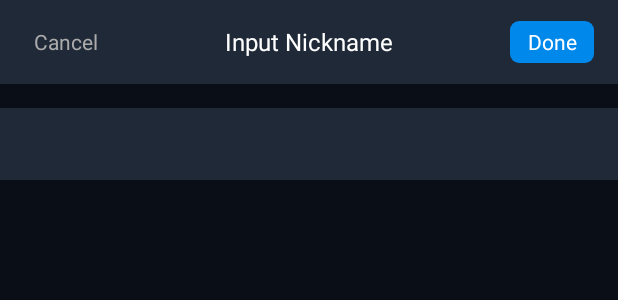
After one commit to AgoraIO-Usecase/AgoraVoice, an Android app: the layout activity_edit_nickname.xml on its own in the app's theme, with its tools: preview values and no code run, on a phone screen of 412 x 824 dp. The commit adds this screen. Shown: the top 300 px of the screen. Run offline under Robolectric (Android 15) with nearby library versions, the phone set to English and light mode, and no system bars.

Commit message:
nickname edit UI

```diff
--- a/AgoraVoice_Android/app/src/main/java/io/agora/agoravoice/ui/activities/NicknameEditActivity.java
+++ b/AgoraVoice_Android/app/src/main/java/io/agora/agoravoice/ui/activities/NicknameEditActivity.java
@@ -1,4 +1,44 @@
 package io.agora.agoravoice.ui.activities;
 
-public class NicknameEditActivity extends BaseActivity {
+import android.os.Bundle;
+import android.view.View;
+import android.widget.RelativeLayout;
+
+import io.agora.agoravoice.R;
+import io.agora.agoravoice.utils.WindowUtil;
+
+public class NicknameEditActivity extends BaseActivity implements View.OnClickListener {
+
+    @Override
+    public void onCreate(Bundle savedInstanceState) {
+        super.onCreate(savedInstanceState);
+        WindowUtil.hideStatusBar(getWindow(), false);
+        setContentView(R.layout.activity_edit_nickname);
+        initView();
+    }
+
+    private void initView() {
+        findViewById(R.id.main_profile_edit_confirm).setOnClickListener(this);
+        findViewById(R.id.main_profile_edit_cancel).setOnClickListener(this);
+    }
+
+    @Override
+    protected void onGlobalLayoutCompleted() {
+        RelativeLayout topLayout = findViewById(R.id.name_edit_top_color_layout);
+        if (topLayout != null) {
+            RelativeLayout.LayoutParams params =
+                    (RelativeLayout.LayoutParams) topLayout.getLayoutParams();
+            params.topMargin += systemBarHeight;
+            topLayout.setLayoutParams(params);
+        }
+    }
+
+    @Override
+    public void onClick(View v) {
+        switch (v.getId()) {
+            case R.id.main_profile_edit_confirm:
+            case R.id.main_profile_edit_cancel:
+                break;
+        }
+    }
 }
--- /dev/null
+++ b/AgoraVoice_Android/app/src/main/res/layout/activity_edit_nickname.xml
@@ -0,0 +1,66 @@
+<?xml version="1.0" encoding="utf-8"?>
+<RelativeLayout xmlns:android="http://schemas.android.com/apk/res/android"
+    android:layout_width="match_parent"
+    android:layout_height="match_parent"
+    android:background="@color/theme_background_3">
+    <RelativeLayout
+        android:id="@+id/name_edit_top_color_layout"
+        android:layout_width="match_parent"
+        android:layout_height="wrap_content"
+        android:background="@color/theme_background_4">
+        <RelativeLayout
+            android:id="@+id/avatar_edit_top_layout"
+            android:layout_width="match_parent"
+            android:layout_height="@dimen/main_profile_edit_top_layout_height">
+            <androidx.appcompat.widget.AppCompatTextView
+                android:id="@+id/main_profile_edit_cancel"
+                android:layout_width="@dimen/profile_edit_top_button_width"
+                android:layout_height="@dimen/profile_edit_top_button_height"
+                android:layout_alignParentStart="true"
+                android:layout_centerVertical="true"
+                android:layout_marginStart="@dimen/common_margin_horizontal"
+                android:textAlignment="gravity"
+                android:gravity="center"
+                android:textSize="@dimen/text_size_1_1"
+                android:textColor="@color/edit_cancel_btn_text_color"
+                android:text="@string/text_cancel"/>
+            <androidx.appcompat.widget.AppCompatTextView
+                android:id="@+id/main_profile_edit_confirm"
+                android:layout_width="@dimen/profile_edit_top_button_width"
+                android:layout_height="@dimen/profile_edit_top_button_height"
+                android:layout_alignParentEnd="true"
+                android:layout_marginEnd="@dimen/common_margin_horizontal"
+                android:layout_centerVertical="true"
+                android:textAlignment="gravity"
+                android:gravity="center"
+                android:textSize="@dimen/text_size_1_1"
+                android:text="@string/text_done"
+                android:textColor="@color/edit_confirm_btn_text_color"
+                android:background="@drawable/edit_confirm_btn_bg"/>
+            <androidx.appcompat.widget.AppCompatTextView
+                android:id="@+id/main_profile_edit_title"
+                android:layout_width="match_parent"
+                android:layout_height="match_parent"
+                android:layout_centerInParent="true"
+                android:layout_alignParentEnd="true"
+                android:textAlignment="gravity"
+                android:gravity="center"
+                android:textSize="@dimen/text_size_2"
+                android:text="@string/profile_edit_nickname_title"
+                android:textColor="@android:color/white"/>
+        </RelativeLayout>
+    </RelativeLayout>
+    <androidx.appcompat.widget.AppCompatEditText
+        android:id="@+id/main_profile_nickname_edit"
+        android:layout_width="match_parent"
+        android:layout_height="@dimen/main_profile_nickname_edit_height"
+        android:layout_below="@id/name_edit_top_color_layout"
+        android:layout_marginTop="@dimen/margin_4"
+        android:paddingStart="@dimen/margin_5"
+        android:paddingEnd="@dimen/margin_5"
+        android:textAlignment="gravity"
+        android:gravity="center_vertical"
+        android:textSize="@dimen/text_size_2"
+        android:textColor="@android:color/white"
+        android:background="@color/theme_background_4"/>
+</RelativeLayout>
--- a/AgoraVoice_Android/app/src/main/res/values/dimens.xml
+++ b/AgoraVoice_Android/app/src/main/res/values/dimens.xml
@@ -53,6 +53,7 @@
     <dimen name="main_profile_avatar_edit_icon_background_size">86dp</dimen>
     <dimen name="main_profile_avatar_edit_icon_size">84dp</dimen>
     <dimen name="main_profile_avatar_recycler_top_margin">64dp</dimen>
+    <dimen name="main_profile_nickname_edit_height">48dp</dimen>
 
     <!-- Prepare Activity -->
     <dimen name="prepare_top_layout_height">64dp</dimen>
--- a/AgoraVoice_Android/app/src/main/res/values/strings.xml
+++ b/AgoraVoice_Android/app/src/main/res/values/strings.xml
@@ -12,6 +12,7 @@
     <string name="profile_setting_title_nickname">Nickname Setting</string>
     <string name="profile_setting_title_about">About</string>
     <string name="profile_edit_avatar_title">Select Avatar</string>
+    <string name="profile_edit_nickname_title">Input Nickname</string>
 
     <string name="text_cancel">Cancel</string>
     <string name="text_done">Done</string>
```
Also changed, not shown: 1 other file.
